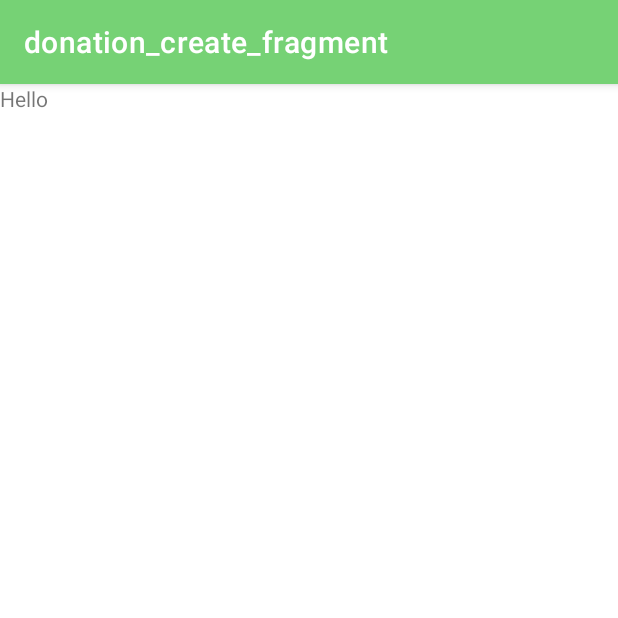
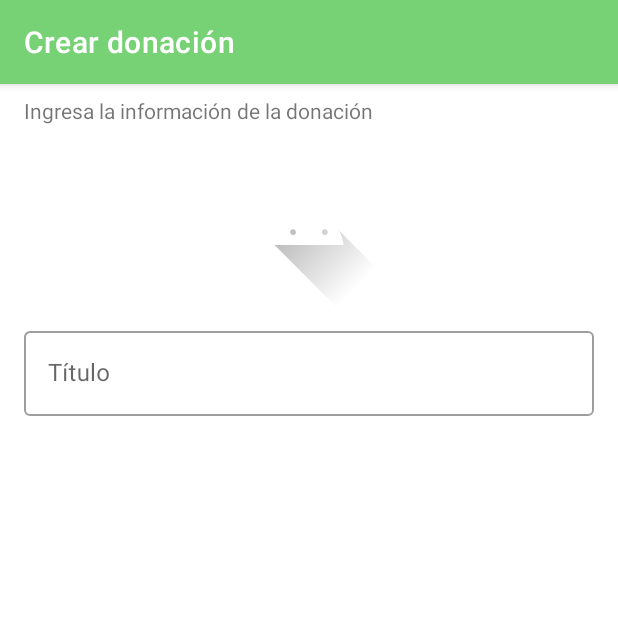
Before and after one commit to xpriidex/donalo, an Android app: the DonationCreateFragment screen opened through its navigation route, on a phone screen of 412 x 824 dp, the top half of it. Run offline under Robolectric (Android 15) with nearby library versions, the phone set to English and light mode, and no system bars; our stand-ins replace navigation-ui.

Commit message:
silence firebase

```diff
--- a/app/build.gradle
+++ b/app/build.gradle
@@ -4,7 +4,7 @@ plugins {
     id 'kotlin-android-extensions'
     id 'kotlin-kapt'
     id 'dagger.hilt.android.plugin'
-    id 'com.google.gms.google-services'
+    // id 'com.google.gms.google-services'
 }
 
 android {
@@ -49,18 +49,18 @@ dependencies {
     implementation 'androidx.constraintlayout:constraintlayout:2.0.4'
 
     // Import the Firebase BoM
-    implementation platform('com.google.firebase:firebase-bom:26.0.0')
+    //implementation platform('com.google.firebase:firebase-bom:26.0.0')
 
     // Add the dependency for the Firebase SDK for Google Analytics
     // When using the BoM, don't specify versions in Firebase dependencies
-    implementation 'com.google.firebase:firebase-analytics-ktx'
+    //implementation 'com.google.firebase:firebase-analytics-ktx'
 
     // Declare the dependency for the Firebase Authentication library
     // When using the BoM, you don't specify versions in Firebase library dependencies
-    implementation 'com.google.firebase:firebase-auth-ktx'
+    //implementation 'com.google.firebase:firebase-auth-ktx'
 
     // Also declare the dependency for the Google Play services library and specify its version
-    implementation 'com.google.android.gms:play-services-auth:18.1.0'
+    // implementation 'com.google.android.gms:play-services-auth:18.1.0'
 
 
 
--- a/app/src/main/res/layout/donation_create_fragment.xml
+++ b/app/src/main/res/layout/donation_create_fragment.xml
@@ -1,13 +1,57 @@
 <?xml version="1.0" encoding="utf-8"?>
-<FrameLayout xmlns:android="http://schemas.android.com/apk/res/android"
+<androidx.constraintlayout.widget.ConstraintLayout xmlns:android="http://schemas.android.com/apk/res/android"
+    xmlns:app="http://schemas.android.com/apk/res-auto"
     xmlns:tools="http://schemas.android.com/tools"
     android:layout_width="match_parent"
     android:layout_height="match_parent"
     tools:context=".ui.donationcreate.DonationCreateFragment">
 
     <TextView
+        android:id="@+id/tvHarnessLabel"
+        style="@style/typography_14_bold"
         android:layout_width="match_parent"
-        android:layout_height="match_parent"
-        android:text="Hello" />
+        android:layout_height="wrap_content"
+        android:background="@android:color/white"
+        android:paddingStart="16dp"
+        android:paddingTop="8dp"
+        android:paddingEnd="16dp"
+        android:paddingBottom="8dp"
+        android:text="Ingresa la información de la donación"
+        app:layout_constraintEnd_toEndOf="parent"
+        app:layout_constraintStart_toStartOf="parent"
+        app:layout_constraintTop_toTopOf="parent" />
 
-</FrameLayout>
+    <ImageView
+        android:id="@+id/imageView2"
+        android:layout_width="0dp"
+        android:layout_height="wrap_content"
+        android:layout_marginStart="16dp"
+        android:layout_marginTop="8dp"
+        android:layout_marginEnd="16dp"
+        android:src="@drawable/ic_launcher_foreground"
+        app:layout_constraintEnd_toEndOf="parent"
+        app:layout_constraintStart_toStartOf="parent"
+        app:layout_constraintTop_toBottomOf="@+id/tvHarnessLabel" />
+
+    <com.google.android.material.textfield.TextInputLayout
+        android:id="@+id/tilDonateTitle"
+        style="@style/Widget.MaterialComponents.TextInputLayout.OutlinedBox"
+        android:layout_width="match_parent"
+        android:layout_height="wrap_content"
+        android:layout_marginStart="16dp"
+        android:layout_marginTop="8dp"
+        android:layout_marginEnd="16dp"
+        android:hint="Título"
+        app:layout_constraintEnd_toEndOf="parent"
+        app:layout_constraintStart_toStartOf="parent"
+        app:layout_constraintTop_toBottomOf="@+id/imageView2">
+
+        <com.google.android.material.textfield.TextInputEditText
+            android:id="@+id/etDonateTitle"
+            android:layout_width="match_parent"
+            android:layout_height="wrap_content"
+            android:inputType="text" />
+
+    </com.google.android.material.textfield.TextInputLayout>
+
+</androidx.constraintlayout.widget.ConstraintLayout>
--- a/app/src/main/res/navigation/nav_graph.xml
+++ b/app/src/main/res/navigation/nav_graph.xml
@@ -8,7 +8,7 @@
     <fragment
         android:id="@+id/splashFragment"
         android:name="com.donalo.app.ui.splash.SplashFragment"
-        android:label="splash_fragment"
+        android:label=""
         tools:layout="@layout/splash_fragment" >
         <action
             android:id="@+id/action_splashFragment_to_loginFragment"
@@ -17,7 +17,7 @@
     <fragment
         android:id="@+id/loginFragment"
         android:name="com.donalo.app.ui.login.LoginFragment"
-        android:label="login_fragment"
+        android:label=""
         tools:layout="@layout/login_fragment" >
         <action
             android:id="@+id/action_loginFragment_to_donationListFragment"
@@ -26,7 +26,7 @@
     <fragment
         android:id="@+id/donationListFragment"
         android:name="com.donalo.app.ui.donationlist.DonationListFragment"
-        android:label="donation_list_fragment"
+        android:label="Listado de donaciones"
         tools:layout="@layout/donation_list_fragment" >
         <action
             android:id="@+id/action_donationListFragment_to_donationDetailFragment"
@@ -38,11 +38,11 @@
     <fragment
         android:id="@+id/donationDetailFragment"
         android:name="com.donalo.app.ui.donationdetail.DonationDetailFragment"
-        android:label="donation_detail_fragment"
+        android:label="Detalle de la donación"
         tools:layout="@layout/donation_detail_fragment" />
     <fragment
         android:id="@+id/donationCreateFragment"
         android:name="com.donalo.app.ui.donationcreate.DonationCreateFragment"
-        android:label="donation_create_fragment"
+        android:label="Crear donación"
         tools:layout="@layout/donation_create_fragment" />
 </navigation>
--- a/app/src/main/res/values/styles.xml
+++ b/app/src/main/res/values/styles.xml
@@ -1,5 +1,11 @@
 <?xml version="1.0" encoding="utf-8"?>
 <resources>
+
+    <style name="typography_14_bold">
+        <item name="android:textStyle">normal</item>
+        <item name="android:textSize">14sp</item>
+        <item name="android:lineSpacingExtra">10dp</item>
+    </style>
 
     <style name="typography_32_bold">
         <item name="android:textStyle">normal</item>
--- a/build.gradle
+++ b/build.gradle
@@ -27,7 +27,7 @@ buildscript {
         classpath 'com.google.dagger:hilt-android-gradle-plugin:2.28-alpha'
 
         //firebase
-        classpath 'com.google.gms:google-services:4.3.4'
+        // classpath 'com.google.gms:google-services:4.3.4'
         // NOTE: Do not place your application dependencies here; they belong
         // in the individual module build.gradle files
     }
```
